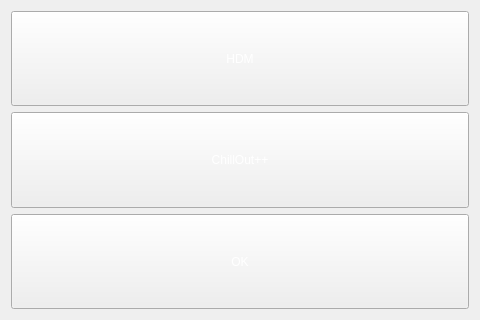
Qt form musicplayer.ui (dgow/PiClock) before a commit.
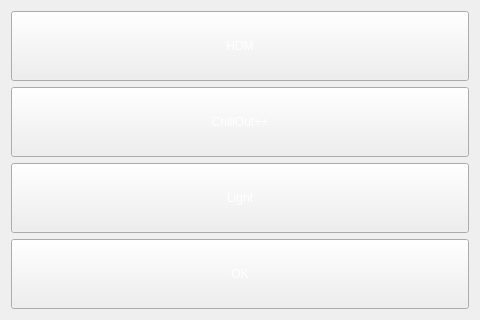
The same form after that commit.

Commit message: Magpie, n.: 	A bird whose theivish disposition suggested to someone that it 	might be taught to talk. 		-- Ambrose Bierce, "The Devil's Dictionary"

What changed in the file:
```diff
--- a/musicplayer.ui
+++ b/musicplayer.ui
@@ -58,6 +58,22 @@
      </property>
     </widget>
    </item>
+   <item>
+    <widget class="QPushButton" name="lightButton">
+     <property name="sizePolicy">
+      <sizepolicy hsizetype="Minimum" vsizetype="Expanding">
+       <horstretch>0</horstretch>
+       <verstretch>0</verstretch>
+      </sizepolicy>
+     </property>
+     <property name="styleSheet">
+      <string notr="true">color: rgb(255, 255, 255);</string>
+     </property>
+     <property name="text">
+      <string>Light</string>
+     </property>
+    </widget>
+   </item>
    <item>
     <widget class="QPushButton" name="okButton">
      <property name="sizePolicy">
```
The commit also changes 1 other file.
